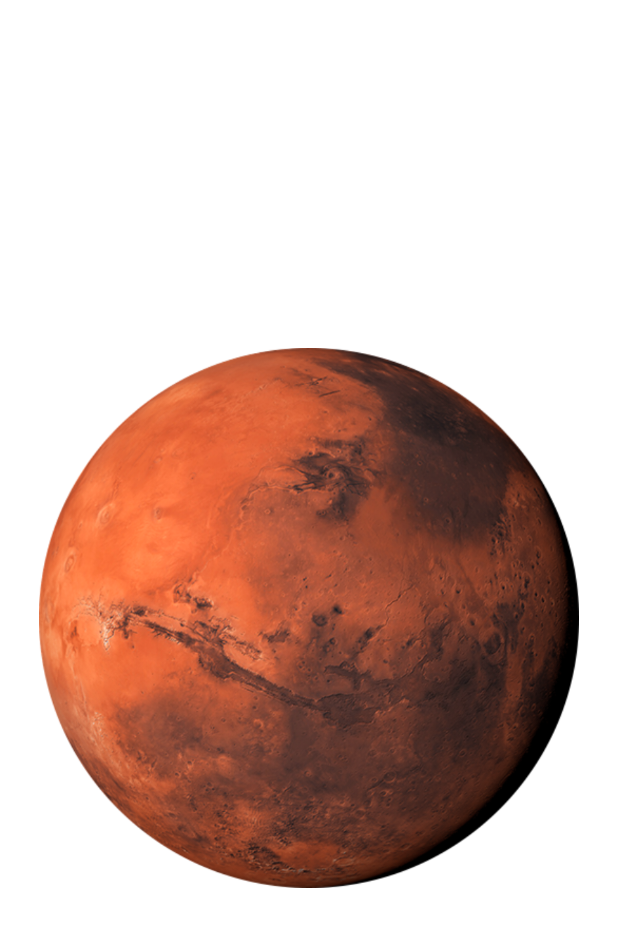
After one commit to rodionusmanov/GeekBrainsLearning_Android_MaterialYou, an Android app: the fragment FragmentMars shown on its own in the app's theme, on a phone screen of 412 x 824 dp. The commit adds this screen. Shown: the top 927 px of the screen. Run offline under Robolectric (Android 15) with nearby library versions, the phone set to English and light mode, and no system bars.

Commit message:
3 ДЗ. Создана активити ViewPager2 и адаптер к ВьюПейджеру, а также фрагменты, пролистываемые ВьюПейджером.

```diff
--- a/app/build.gradle
+++ b/app/build.gradle
@@ -46,6 +46,9 @@ android {
 
 dependencies {
 
+    //ViewPager2
+    implementation "androidx.viewpager2:viewpager2:1.1.0-beta01"
+
     //Retrofit
     implementation 'com.squareup.retrofit2:retrofit:2.9.0'
     implementation 'com.squareup.retrofit2:converter-gson:2.9.0'
--- a/app/src/main/AndroidManifest.xml
+++ b/app/src/main/AndroidManifest.xml
@@ -16,7 +16,7 @@
         android:theme="@style/Theme.MaterialYou"
         tools:targetApi="31">
         <activity
-            android:name=".MainActivity"
+            android:name=".view.navigation.ViewPagerFragment"
             android:exported="true">
             <intent-filter>
                 <action android:name="android.intent.action.MAIN" />
--- a/app/src/main/java/com/example/materialyou/view/PODFragment.kt
+++ b/app/src/main/java/com/example/materialyou/view/PODFragment.kt
@@ -90,6 +90,11 @@ class PODFragment : Fragment() {
             dialog.show(requireActivity().supportFragmentManager, "change theme")
             true
         }
+        R.id.app_bar_view_pager -> {
+            requireActivity().supportFragmentManager.beginTransaction()
+                .replace(R.id.container, Fragment()).addToBackStack(null).commit()
+            true
+        }
         else -> {
             super.onOptionsItemSelected(item)
         }
--- /dev/null
+++ b/app/src/main/java/com/example/materialyou/view/navigation/FragmentMars.kt
@@ -0,0 +1,19 @@
+package com.example.materialyou.view.navigation
+
+import android.os.Bundle
+import android.view.LayoutInflater
+import android.view.View
+import android.view.ViewGroup
+import androidx.fragment.app.Fragment
+import com.example.materialyou.R
+
+class FragmentMars : Fragment() {
+
+    override fun onCreateView(
+        inflater: LayoutInflater,
+        container: ViewGroup?,
+        savedInstanceState: Bundle?
+    ): View? {
+        return inflater.inflate(R.layout.fragment_mars, container, false)
+    }
+}
--- /dev/null
+++ b/app/src/main/res/layout/fragment_mars.xml
@@ -0,0 +1,13 @@
+<?xml version="1.0" encoding="utf-8"?>
+<FrameLayout xmlns:android="http://schemas.android.com/apk/res/android"
+    android:layout_width="match_parent"
+    android:layout_height="match_parent"
+    xmlns:app="http://schemas.android.com/apk/res-auto">
+
+    <ImageView
+        android:layout_width="match_parent"
+        android:layout_height="match_parent"
+        app:srcCompat="@drawable/mars"
+        android:padding="@dimen/mars_padding"/>
+
+</FrameLayout>
--- a/app/src/main/res/menu/menu_bottom_bar.xml
+++ b/app/src/main/res/menu/menu_bottom_bar.xml
@@ -4,13 +4,13 @@
 
     <item
         android:id="@+id/app_bar_theme_change"
-        android:icon="@android:drawable/ic_menu_edit"
+        android:icon="@android:drawable/ic_menu_gallery"
         android:title="@string/button_left"
         app:showAsAction="ifRoom"/>
 
     <item
-        android:id="@+id/app_bar_button_right"
-        android:icon="@android:drawable/ic_media_ff"
+        android:id="@+id/app_bar_view_pager"
+        android:icon="@android:drawable/ic_menu_rotate"
         android:title="@string/button_right"
         app:showAsAction="ifRoom"/>
 </menu>
--- a/app/src/main/res/values/dimen.xml
+++ b/app/src/main/res/values/dimen.xml
@@ -6,5 +6,6 @@
 
     <dimen name="body_text_size">20sp</dimen>
     <dimen name="body_padding">10dp</dimen>
+    <dimen name="mars_padding">26dp</dimen>
 
 </resources>
```
Also changed, not shown: app/src/main/java/com/example/materialyou/view/navigation/FragmentEarth.kt (added, +19 -0 lines), app/src/main/java/com/example/materialyou/view/navigation/FragmentSolarSystem.kt (added, +19 -0 lines), app/src/main/java/com/example/materialyou/view/navigation/FragmentSpace.kt (added, +19 -0 lines), app/src/main/java/com/example/materialyou/view/navigation/ViewPagerAdapter.kt (added, +18 -0 lines), app/src/main/java/com/example/materialyou/view/navigation/ViewPagerFragment.kt (added, +16 -0 lines), app/src/main/res/layout/fragment_earth.xml (added, +12 -0 lines), app/src/main/res/layout/fragment_solar_system.xml (added, +12 -0 lines), app/src/main/res/layout/fragment_space.xml (added, +12 -0 lines), app/src/main/res/layout/view_pager_fragment.xml (added, +11 -0 lines), app/src/main/res/drawable-v24/mars.png (added), app/src/main/res/drawable-v24/space.png (added), 2 other files.
